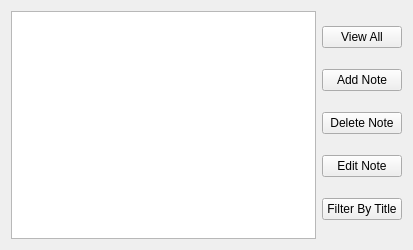
First picture: the form in NoteKeeperWithGUI/NoteKeeperWithGUI.ui, repository AHB99/note-keeper-with-gui, before the edit.
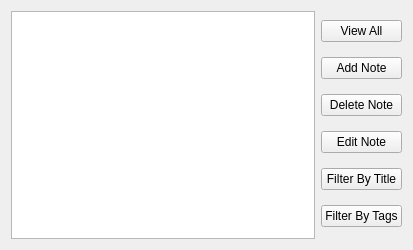
Second picture: the form after the edit.

Commit message: Added Filter By Tags functionality

```diff
--- a/NoteKeeperWithGUI/NoteKeeperWithGUI.ui
+++ b/NoteKeeperWithGUI/NoteKeeperWithGUI.ui
@@ -56,6 +56,13 @@
          </property>
         </widget>
        </item>
+       <item>
+        <widget class="QPushButton" name="filterByTagsButton">
+         <property name="text">
+          <string>Filter By Tags</string>
+         </property>
+        </widget>
+       </item>
       </layout>
      </item>
     </layout>
```
The commit also changes 8 other files.
